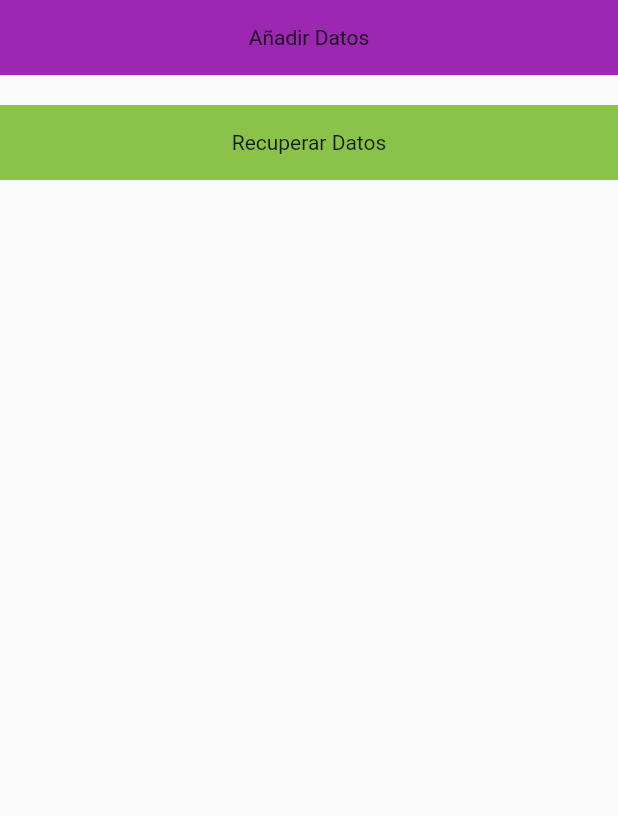
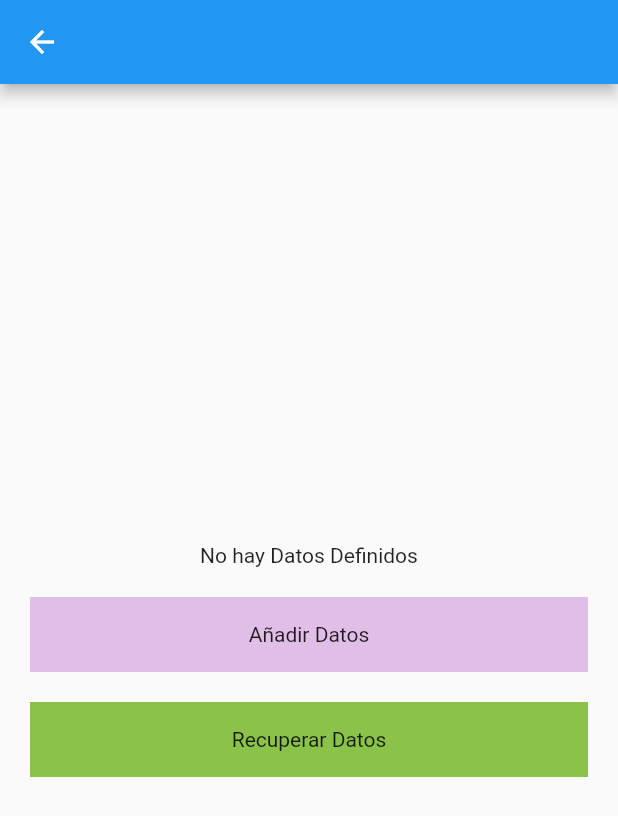
Before and after one commit to ecomputer-flutteracademy/nav_app_ecomputer, a Flutter app: the MobileLocalPage screen opened by its route, on a phone screen of 412 x 824 dp. Shown: the top 816 px of the screen. Run offline on Flutter 3.47's test engine with Material 2 defaults, Android fonts, the phone set to English and light mode, and no system bars; our stand-ins replace flutter_bloc, get_it, go_router, shared_preferences; accounts and stored records are empty.

Commit message:
logic mobile data

```diff
--- a/lib/core/locator/locator.dart
+++ b/lib/core/locator/locator.dart
@@ -1,5 +1,6 @@
 import 'package:get_it/get_it.dart';
 import 'package:nav_app_ecomputer/modules/home_rick_morty/cubit/characters/characters_cubit.dart';
+import 'package:nav_app_ecomputer/modules/mobile_local/cubit/mobile_data/mobile_data_cubit.dart';
 import 'package:nav_app_ecomputer/modules/start/cubits/cubit/start_cubit.dart';
 
 GetIt locator = GetIt.instance;
@@ -19,4 +20,9 @@ registerCubits() async {
       () => CharactersCubit(),
     );
   }
+  if (!locator.isRegistered<MobileDataCubit>()) {
+    locator.registerLazySingleton<MobileDataCubit>(
+      () => MobileDataCubit(),
+    );
+  }
 }
--- /dev/null
+++ b/lib/modules/mobile_local/cubit/mobile_data/mobile_data_state.dart
@@ -0,0 +1,28 @@
+part of 'mobile_data_cubit.dart';
+
+class MobileDataState {
+  final String name;
+  final bool isVip;
+
+  MobileDataState({
+    required this.name,
+    required this.isVip,
+  });
+
+  factory MobileDataState.initial() {
+    return MobileDataState(
+      name: 'No hay Datos Definidos',
+      isVip: false,
+    );
+  }
+
+  MobileDataState copyWith({
+    String? name,
+    bool? isVip,
+  }) {
+    return MobileDataState(
+      name: name ?? this.name,
+      isVip: isVip ?? this.isVip,
+    );
+  }
+}
--- /dev/null
+++ b/lib/modules/mobile_local/data/models/mobile_data_model.dart
@@ -0,0 +1,19 @@
+// ignore_for_file: public_member_api_docs, sort_constructors_first
+import 'package:json_annotation/json_annotation.dart';
+
+part 'mobile_data_model.g.dart';
+
+@JsonSerializable()
+class MobileDataModel {
+  String? mobileName;
+  bool? isVip;
+  MobileDataModel({
+    this.mobileName,
+    this.isVip,
+  });
+
+  factory MobileDataModel.fromJson(Map<String, dynamic> json) =>
+      _$MobileDataModelFromJson(json);
+
+  Map<String, dynamic> toJson() => _$MobileDataModelToJson(this);
+}
--- a/lib/modules/mobile_local/ui/pages/mobile_local_page.dart
+++ b/lib/modules/mobile_local/ui/pages/mobile_local_page.dart
@@ -1,4 +1,8 @@
 import 'package:flutter/material.dart';
+import 'package:flutter_bloc/flutter_bloc.dart';
+import 'package:go_router/go_router.dart';
+import 'package:nav_app_ecomputer/core/locator/locator.dart';
+import 'package:nav_app_ecomputer/modules/mobile_local/cubit/mobile_data/mobile_data_cubit.dart';
 import 'package:nav_app_ecomputer/modules/mobile_local/ui/widgets/mobile_button.dart';
 
 class MobileLocalPage extends StatelessWidget {
@@ -6,22 +10,53 @@ class MobileLocalPage extends StatelessWidget {
 
   @override
   Widget build(BuildContext context) {
-    return const Scaffold(
+    return Scaffold(
+      appBar: AppBar(
+        leading: IconButton(
+          onPressed: () {
+            context.pop();
+          },
+          icon: const Icon(Icons.arrow_back),
+        ),
+      ),
       body: Center(
-        child: Column(
+        child: Padding(
+          padding: const EdgeInsets.symmetric(horizontal: 20),
+          child: BlocBuilder<MobileDataCubit, MobileDataState>(
+            bloc: locator<MobileDataCubit>(),
+            builder: (context, state) {
+              return Column(
+                mainAxisAlignment: MainAxisAlignment.center,
                 children: [
-            MobileButton(
-              title: 'Añadir Datos',
-              colorButton: Colors.purple,
+                  Row(
+                    mainAxisAlignment: MainAxisAlignment.spaceAround,
+                    children: [
+                      if (state.isVip)
+                        const Icon(
+                          Icons.check_box,
+                          color: Colors.green,
                         ),
-            SizedBox(
+                      Text(state.name)
+                    ],
+                  ),
+                  const SizedBox(
                     height: 20,
                   ),
                   MobileButton(
+                    title: 'Añadir Datos',
+                    colorButton: Colors.purple[100]!,
+                  ),
+                  const SizedBox(
+                    height: 20,
+                  ),
+                  const MobileButton(
                     colorButton: Colors.lightGreen,
                     title: 'Recuperar Datos',
                   ),
                 ],
+              );
+            },
+          ),
         ),
       ),
     );
--- a/pubspec.yaml
+++ b/pubspec.yaml
@@ -21,6 +21,7 @@ dev_dependencies:
   flutter_lints: ^2.0.0
   json_serializable: ^6.7.1
   build_runner: ^2.4.6
+  shared_preferences: ^2.2.0
 
 flutter:
   assets:
```
Also changed, not shown: lib/modules/mobile_local/cubit/mobile_data/mobile_data_cubit.dart (added, +30 -0 lines), lib/modules/mobile_local/data/repository/mobile_local_repository.dart (added, +28 -0 lines), lib/modules/mobile_local/data/services/local_db_service.dart (added, +25 -0 lines), lib/modules/mobile_local/data/models/mobile_data_model.g.dart (added), pubspec.lock, 3 other files. Lines whose indentation alone changed are shown as unchanged.
